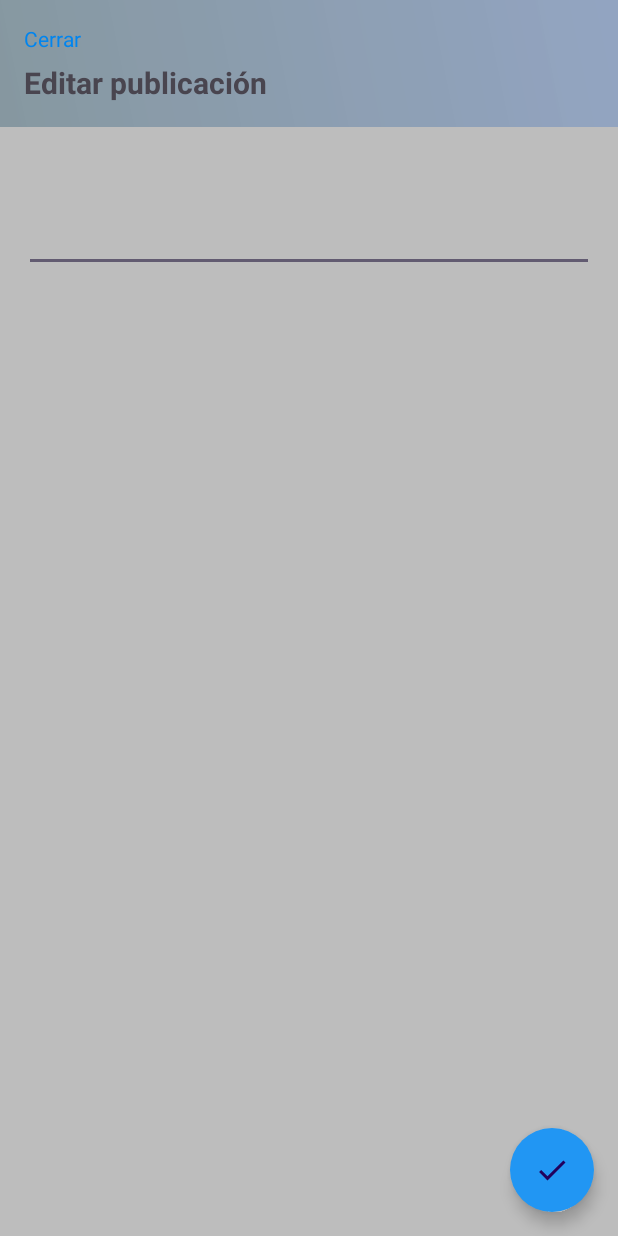
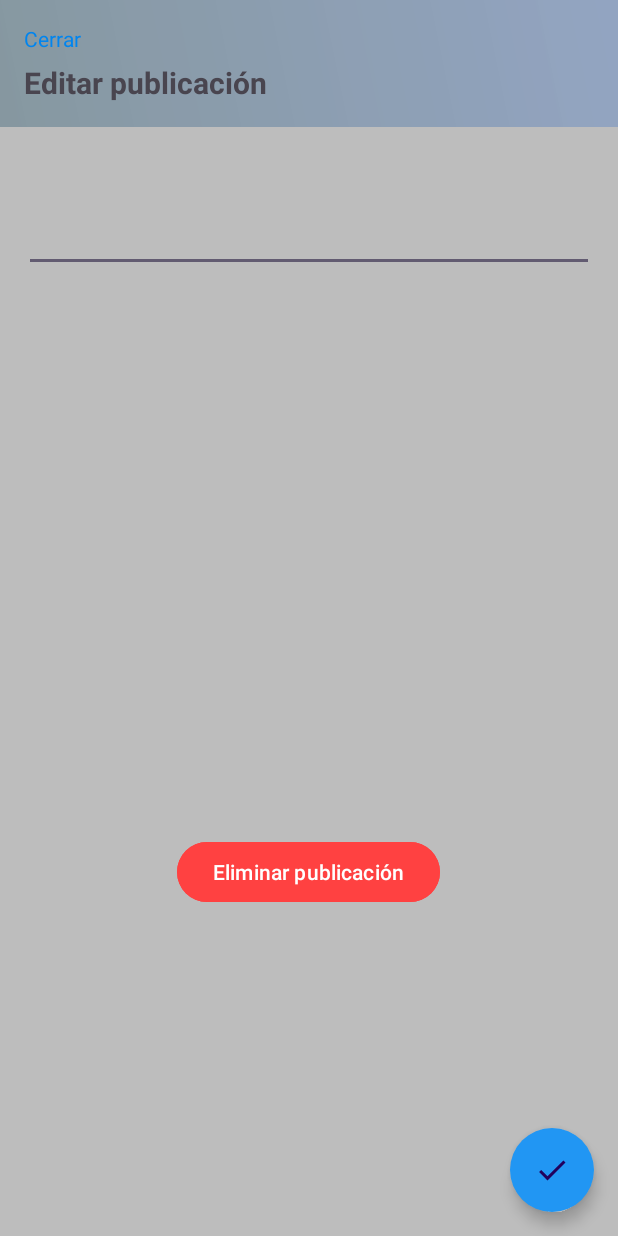
Before and after one commit to omar48121/VideogamesUI, an Android app: the layout dialog_edit_post.xml on its own in the app's theme, with its tools: preview values and no code run, on a phone screen of 412 x 824 dp. Run offline under Robolectric (Android 15) with nearby library versions, the phone set to English and light mode, and no system bars.

Commit message:
eliminar publicaciones

```diff
--- a/app/src/main/java/com/example/videogames/ApiConfig.java
+++ b/app/src/main/java/com/example/videogames/ApiConfig.java
@@ -1,5 +1,5 @@
 package com.example.videogames;
 
 public class ApiConfig {
-    public static final String BASE_URL = "http://192.168.1.72:3000/";
+    public static final String BASE_URL = "http://10.20.53.74:3000/";
 }
--- a/app/src/main/java/com/example/videogames/Home.java
+++ b/app/src/main/java/com/example/videogames/Home.java
@@ -94,7 +94,7 @@ public class Home extends AppCompatActivity {
                     }
                 });
 
-        swipeRefreshLayout.setOnRefreshListener(this::getExamplePosts);
+        //swipeRefreshLayout.setOnRefreshListener(this::getExamplePosts);
 
         FloatingActionButton fabCreatePost = findViewById(R.id.fabCreatePost);
         fabCreatePost.setImageTintList(ColorStateList.valueOf(Color.WHITE));
@@ -109,7 +109,7 @@ public class Home extends AppCompatActivity {
             previewImage = dialogView.findViewById(R.id.imagePreviewX);
 
             buttonUploadImage.setOnClickListener(v1 -> {
-                final CharSequence[] options = {"Cámara", "Galería", "Cancelar"};
+                final CharSequence[] options = {"Galería", "Cancelar"};
 
                 AlertDialog.Builder builder1 = new AlertDialog.Builder(Home.this);
                 builder1.setTitle("Seleccionar una opción");
--- a/app/src/main/res/layout/dialog_edit_post.xml
+++ b/app/src/main/res/layout/dialog_edit_post.xml
@@ -55,9 +55,19 @@
             <ImageView
                 android:id="@+id/imagePreviewEditor"
                 android:layout_width="match_parent"
+                android:layout_height="350dp"
+                android:layout_gravity="center_horizontal"
+                android:layout_marginTop="16dp" />
+
+            <Button
+                android:id="@+id/buttonDeletePost"
+                android:layout_width="wrap_content"
                 android:layout_height="wrap_content"
                 android:layout_gravity="center_horizontal"
-                android:layout_marginTop="16dp" />
+                android:layout_marginTop="10dp"
+                android:backgroundTint="#FF4141"
+                android:textColor="@color/white"
+                android:text="Eliminar publicación" />
         </LinearLayout>
 
 
--- a/app/src/main/res/xml/network_security_config.xml
+++ b/app/src/main/res/xml/network_security_config.xml
@@ -1,6 +1,6 @@
 <?xml version="1.0" encoding="utf-8"?>
 <network-security-config>
     <domain-config cleartextTrafficPermitted="true">
-        <domain includeSubdomains="true">192.168.1.72</domain>
+        <domain includeSubdomains="true">10.20.53.74</domain>
     </domain-config>
 </network-security-config>
```
Also changed, not shown: app/src/main/java/com/example/videogames/PostAdapter.java (+26 -0 lines), app/src/main/java/com/example/videogames/PostApiService.java (+7 -0 lines).
